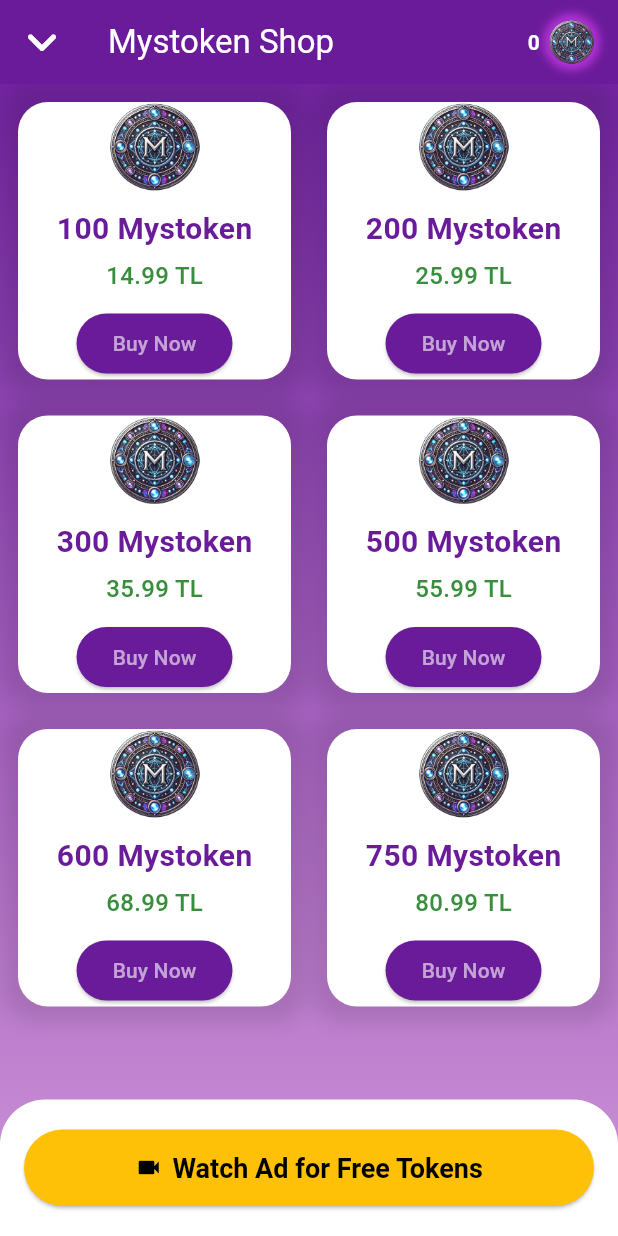
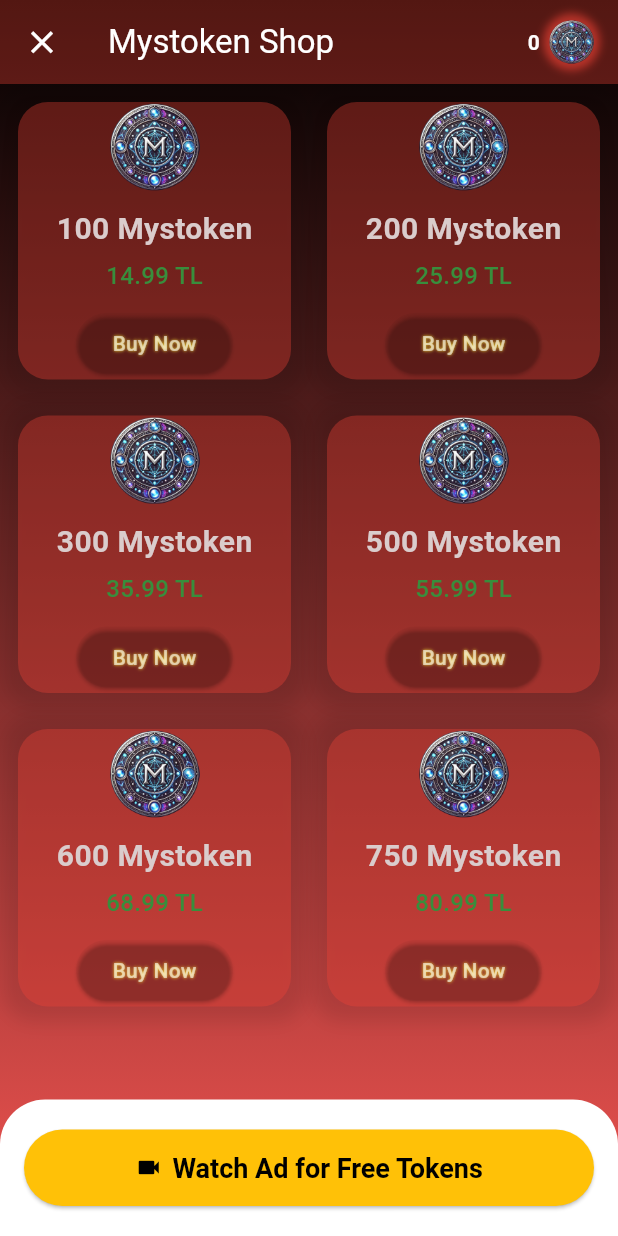
Before and after one commit to ErenBal1/gapsec-stories, a Flutter app: the ShopView screen opened directly, on a phone screen of 412 x 824 dp. Run offline on Flutter 3.47's test engine with Material 3 defaults, Android fonts, the phone set to English and light mode, and no system bars; our stand-ins replace adaptive_dialog, animated_splash_screen, animated_text_kit, carousel_slider, easy_localization, flutter_mobx and 8 more; missing offline and left inert: animated_glitch; accounts and stored records are empty; generated files the repository leaves out were written again.

```diff
--- a/lib/state/homse_state/home_state.dart
+++ b/lib/state/homse_state/home_state.dart
@@ -18,7 +18,7 @@ abstract class _HomeStateBase with Store {
   @action
   void goToPageBottomToTop(
       {required BuildContext context, required Widget page}) {
-    Navigator.push(context,
-        PageTransition(type: PageTransitionType.bottomToTop, child: page));
+    Navigator.push(
+        context, PageTransition(type: PageTransitionType.fade, child: page));
   }
 }
--- a/lib/state/shop_state/shop_state.dart
+++ b/lib/state/shop_state/shop_state.dart
@@ -59,7 +59,7 @@ abstract class _ShopStateBase with Store {
         context,
         PageTransition(
           child: Container(),
-          type: PageTransitionType.fade,
+          type: PageTransitionType.theme,
         ));
   }
 }
--- a/lib/utils/app_font.dart
+++ b/lib/utils/app_font.dart
@@ -2,12 +2,15 @@ import 'package:flutter/material.dart';
 import 'package:gapsec/utils/app_colors.dart';
 
 class AppFonts {
+  static var shopBuyButton = const TextStyle(
+      color: Colors.white60,
+      shadows: [Shadow(color: CustomColors.yellow, blurRadius: 2)]);
   static var mainMenuButton = const TextStyle(
     shadows: [
       BoxShadow(
-        color: CustomColors.red,
-        blurRadius: 30,
-        spreadRadius: 5,
+        color: CustomColors.white,
+        blurRadius: 3,
+        spreadRadius: 15,
       ),
       BoxShadow(
         color: CustomColors.black,
--- a/lib/view/main_menu_view.dart
+++ b/lib/view/main_menu_view.dart
@@ -3,10 +3,10 @@ import 'package:flutter/material.dart';
 import 'package:gapsec/cache/service/database_service.dart';
 import 'package:gapsec/state/homse_state/home_state.dart';
 import 'package:gapsec/state/shop_state/shop_state.dart';
+import 'package:gapsec/utils/app_font.dart';
 import 'package:gapsec/widgets/main_menu_widget/main_menu_buttons.dart';
 import 'package:gapsec/widgets/main_menu_widget/settings.dart';
 import 'package:gapsec/widgets/main_menu_widget/token_counter.dart';
-import 'package:neon/neon.dart';
 
 class MainMenuView extends StatelessWidget {
   final HomeState vm;
@@ -41,16 +41,7 @@ class MainMenuView extends StatelessWidget {
             mainAxisAlignment: MainAxisAlignment.start,
             crossAxisAlignment: CrossAxisAlignment.start,
             children: [
-              SafeArea(
-                child: Neon(
-                    glowing: true,
-                    text: 'Gapsec',
-                    color: Colors.red,
-                    fontSize: 30,
-                    font: NeonFont.Beon,
-                    flickeringText: true,
-                    flickeringLetters: const [0, 1, 2]),
-              ),
+              SafeArea(child: Text("GAPSEC", style: AppFonts.mainMenuTitle)),
               const SizedBox(
                 height: 30,
               ),
--- a/lib/view/shop_view.dart
+++ b/lib/view/shop_view.dart
@@ -5,6 +5,7 @@ import 'package:gapsec/adMobService/ad_mob_service.dart';
 import 'package:gapsec/cache/service/database_service.dart';
 import 'package:gapsec/state/shop_state/shop_state.dart';
 import 'package:gapsec/utils/app_colors.dart';
+import 'package:gapsec/utils/app_font.dart';
 import 'package:gapsec/utils/constants.dart';
 import 'package:gapsec/widgets/shop_view_widget/watch_ad_button.dart';
 import 'package:google_mobile_ads/google_mobile_ads.dart';
@@ -172,12 +173,14 @@ class _ShopViewState extends State<ShopView> {
       });
     }
 
+    const Color cardColor = CustomColors.storyCardColor;
+    Color cardTitleColor = const Color.fromARGB(255, 218, 204, 204);
     return Container(
       decoration: BoxDecoration(
         gradient: LinearGradient(
           begin: Alignment.topCenter,
           end: Alignment.bottomCenter,
-          colors: [Colors.purple[800]!, Colors.purple[200]!],
+          colors: [Colors.black, Colors.red[400]!],
         ),
       ),
       child: Scaffold(
@@ -186,13 +189,13 @@ class _ShopViewState extends State<ShopView> {
           leading: IconButton(
               onPressed: () => ss.goBack(context),
               icon: const Icon(
-                Icons.keyboard_arrow_down_rounded,
-                size: 40,
+                Icons.close,
+                size: 25,
                 color: CustomColors.white,
               )),
           title: const Text('Mystoken Shop',
               style: TextStyle(color: Colors.white)),
-          backgroundColor: Colors.purple[800],
+          backgroundColor: CustomColors.storyCardColor,
           elevation: 0,
           actions: [
             Padding(
@@ -218,7 +221,7 @@ class _ShopViewState extends State<ShopView> {
                       shape: BoxShape.circle,
                       boxShadow: [
                         BoxShadow(
-                          color: Colors.purpleAccent.withOpacity(0.6),
+                          color: Colors.red.withOpacity(0.6),
                           spreadRadius: 4,
                           blurRadius: 4,
                         )
@@ -272,7 +275,7 @@ class _ShopViewState extends State<ShopView> {
                     padding: const EdgeInsets.all(12.0),
                     child: Container(
                       decoration: BoxDecoration(
-                        color: Colors.white,
+                        color: cardColor,
                         borderRadius: BorderRadius.circular(20),
                         boxShadow: [
                           BoxShadow(
@@ -296,7 +299,7 @@ class _ShopViewState extends State<ShopView> {
                             style: TextStyle(
                               fontSize: 20,
                               fontWeight: FontWeight.bold,
-                              color: Colors.purple[800],
+                              color: cardTitleColor,
                             ),
                           ),
                           const SizedBox(height: 5),
@@ -317,15 +320,13 @@ class _ShopViewState extends State<ShopView> {
                                   amount: 100);
                             },
                             style: ElevatedButton.styleFrom(
-                              backgroundColor: Colors.purple[800],
+                              backgroundColor: CustomColors.transparent,
                               shape: RoundedRectangleBorder(
                                 borderRadius: BorderRadius.circular(30),
                               ),
                             ),
-                            child: const Text(
-                              'Buy Now',
-                              style: TextStyle(color: Colors.white60),
-                            ),
+                            child:
+                                Text('Buy Now', style: AppFonts.shopBuyButton),
                           ),
                         ],
                       ),
@@ -337,7 +338,7 @@ class _ShopViewState extends State<ShopView> {
                     padding: const EdgeInsets.all(12.0),
                     child: Container(
                       decoration: BoxDecoration(
-                        color: Colors.white,
+                        color: cardColor,
                         borderRadius: BorderRadius.circular(20),
                         boxShadow: [
                           BoxShadow(
@@ -361,7 +362,7 @@ class _ShopViewState extends State<ShopView> {
                             style: TextStyle(
                               fontSize: 20,
                               fontWeight: FontWeight.bold,
-                              color: Colors.purple[800],
+                              color: cardTitleColor,
                             ),
                           ),
                           const SizedBox(height: 5),
@@ -383,14 +384,14 @@ class _ShopViewState extends State<ShopView> {
                                   amount: 200);
                             },
                             style: ElevatedButton.styleFrom(
-                              backgroundColor: Colors.purple[800],
+                              backgroundColor: CustomColors.transparent,
                               shape: RoundedRectangleBorder(
                                 borderRadius: BorderRadius.circular(30),
                               ),
                             ),
-                            child: const Text(
+                            child: Text(
                               'Buy Now',
-                              style: TextStyle(color: Colors.white60),
+                              style: AppFonts.shopBuyButton,
                             ),
                           ),
                         ],
@@ -407,7 +408,7 @@ class _ShopViewState extends State<ShopView> {
                     padding: const EdgeInsets.all(12.0),
                     child: Container(
                       decoration: BoxDecoration(
-                        color: Colors.white,
+                        color: cardColor,
                         borderRadius: BorderRadius.circular(20),
                         boxShadow: [
                           BoxShadow(
@@ -431,7 +432,7 @@ class _ShopViewState extends State<ShopView> {
                             style: TextStyle(
                               fontSize: 20,
                               fontWeight: FontWeight.bold,
-                              color: Colors.purple[800],
+                              color: cardTitleColor,
                             ),
                           ),
                           const SizedBox(height: 5),
@@ -453,14 +454,14 @@ class _ShopViewState extends State<ShopView> {
                                   amount: 300);
                             },
                             style: ElevatedButton.styleFrom(
-                              backgroundColor: Colors.purple[800],
+                              backgroundColor: CustomColors.transparent,
                               shape: RoundedRectangleBorder(
                                 borderRadius: BorderRadius.circular(30),
                               ),
                             ),
-                            child: const Text(
+                            child: Text(
                               'Buy Now',
-                              style: TextStyle(color: Colors.white60),
+                              style: AppFonts.shopBuyButton,
                             ),
                           ),
                         ],
@@ -473,7 +474,7 @@ class _ShopViewState extends State<ShopView> {
                     padding: const EdgeInsets.all(12.0),
                     child: Container(
                       decoration: BoxDecoration(
-                        color: Colors.white,
+                        color: cardColor,
                         borderRadius: BorderRadius.circular(20),
                         boxShadow: [
                           BoxShadow(
@@ -497,7 +498,7 @@ class _ShopViewState extends State<ShopView> {
                             style: TextStyle(
                               fontSize: 20,
                               fontWeight: FontWeight.bold,
-                              color: Colors.purple[800],
+                              color: cardTitleColor,
                             ),
                           ),
                           const SizedBox(height: 5),
@@ -519,14 +520,14 @@ class _ShopViewState extends State<ShopView> {
                                   amount: 500);
                             },
                             style: ElevatedButton.styleFrom(
-                              backgroundColor: Colors.purple[800],
+                              backgroundColor: CustomColors.transparent,
                               shape: RoundedRectangleBorder(
                                 borderRadius: BorderRadius.circular(30),
                               ),
                             ),
-                            child: const Text(
+                            child: Text(
                               'Buy Now',
-                              style: TextStyle(color: Colors.white60),
+                              style: AppFonts.shopBuyButton,
                             ),
                           ),
                         ],
@@ -543,7 +544,7 @@ class _ShopViewState extends State<ShopView> {
                     padding: const EdgeInsets.all(12.0),
                     child: Container(
                       decoration: BoxDecoration(
-                        color: Colors.white,
+                        color: cardColor,
                         borderRadius: BorderRadius.circular(20),
                         boxShadow: [
                           BoxShadow(
@@ -567,7 +568,7 @@ class _ShopViewState extends State<ShopView> {
                             style: TextStyle(
                               fontSize: 20,
                               fontWeight: FontWeight.bold,
-                              color: Colors.purple[800],
+                              color: cardTitleColor,
                             ),
                           ),
                           const SizedBox(height: 5),
@@ -589,14 +590,14 @@ class _ShopViewState extends State<ShopView> {
                                   amount: 600);
                             },
                             style: ElevatedButton.styleFrom(
-                              backgroundColor: Colors.purple[800],
+                              backgroundColor: CustomColors.transparent,
                               shape: RoundedRectangleBorder(
                                 borderRadius: BorderRadius.circular(30),
                               ),
                             ),
-                            child: const Text(
+                            child: Text(
                               'Buy Now',
-                              style: TextStyle(color: Colors.white60),
+                              style: AppFonts.shopBuyButton,
                             ),
                           ),
                         ],
@@ -609,7 +610,7 @@ class _ShopViewState extends State<ShopView> {
                     padding: const EdgeInsets.all(12.0),
                     child: Container(
                       decoration: BoxDecoration(
-                        color: Colors.white,
+                        color: cardColor,
                         borderRadius: BorderRadius.circular(20),
                         boxShadow: [
                           BoxShadow(
@@ -633,7 +634,7 @@ class _ShopViewState extends State<ShopView> {
                             style: TextStyle(
                               fontSize: 20,
                               fontWeight: FontWeight.bold,
-                              color: Colors.purple[800],
+                              color: cardTitleColor,
                             ),
                           ),
                           const SizedBox(height: 5),
@@ -655,14 +656,14 @@ class _ShopViewState extends State<ShopView> {
                                   amount: 750);
                             },
                             style: ElevatedButton.styleFrom(
-                              backgroundColor: Colors.purple[800],
+                              backgroundColor: CustomColors.transparent,
                               shape: RoundedRectangleBorder(
                                 borderRadius: BorderRadius.circular(30),
                               ),
                             ),
-                            child: const Text(
+                            child: Text(
                               'Buy Now',
-                              style: TextStyle(color: Colors.white60),
+                              style: AppFonts.shopBuyButton,
                             ),
                           ),
                         ],
--- a/lib/view/stories_view.dart
+++ b/lib/view/stories_view.dart
@@ -9,10 +9,10 @@ import 'package:gapsec/stories/model/story_model.dart';
 import 'package:gapsec/utils/app_font.dart';
 import 'package:smooth_page_indicator/smooth_page_indicator.dart';
 import 'package:video_player/video_player.dart';
-import 'package:carousel_slider/carousel_slider.dart';
 import 'package:flutter_mobx/flutter_mobx.dart';
 import 'package:gapsec/utils/app_colors.dart';
 import 'package:gapsec/utils/constants.dart';
+import 'package:carousel_slider/carousel_slider.dart';
 
 class StoriesView extends StatefulWidget {
   const StoriesView({super.key});
@@ -28,7 +28,7 @@ class _StoriesViewState extends State<StoriesView>
   late VideoPlayerController mp3controller;
   late TabController tab1Controller;
   late TabController tab2Controller;
-  late CarouselController carouselController;
+  late CarouselSliderController carouselController;
   late TextTheme textTheme;
   final _databaseService = DatabaseService();
   int iconSelectedIndex = 0;
@@ -60,7 +60,7 @@ class _StoriesViewState extends State<StoriesView>
           });
         },
       );
-    carouselController = CarouselController();
+    carouselController = CarouselSliderController();
   }
 
   Future<void> _addTokens(int amount) async {
--- a/lib/widgets/main_menu_widget/settings.dart
+++ b/lib/widgets/main_menu_widget/settings.dart
@@ -36,7 +36,7 @@ class _SettingsButtonState extends State<SettingsButtons> {
           Column(
             crossAxisAlignment: CrossAxisAlignment.end,
             children: [
-              IconButton(
+              /* IconButton(
                 onPressed: () => hs.goToPageBottomToTop(
                     context: context, page: const ShopView()),
                 icon: const Icon(
@@ -44,7 +44,7 @@ class _SettingsButtonState extends State<SettingsButtons> {
                 ),
                 color: Colors.white,
                 iconSize: 30,
-              ),
+              ), */
               Row(
                 children: [
                   AnimatedContainer(
--- a/pubspec.yaml
+++ b/pubspec.yaml
@@ -28,7 +28,7 @@ dependencies:
   #Animated Tabs
   tab_container: ^3.5.3
   #Carousel Slider
-  carousel_slider: ^4.2.1
+  carousel_slider: ^5.0.0
   #Smooth Page Indicator
   smooth_page_indicator: ^1.2.0+3
   #Logger(print)
@@ -37,7 +37,7 @@ dependencies:
   awesome_snackbar_content: ^0.1.3
   isar: ^3.1.0+1
   isar_flutter_libs: ^3.1.0+1
-  path_provider: ^2.0.15
+  path_provider: ^2.1.4
 
   #Adaptive Dialog
   adaptive_dialog: ^2.1.0
@@ -64,7 +64,7 @@ dev_dependencies:
   #MOBX
   mobx_codegen: ^2.6.1
   isar_generator: ^3.1.0+1
-  build_runner: ^2.4.11
+  build_runner: ^2.4.12
 
 
 flutter:
```
Also changed, not shown: assets/images/arkaa.png (added), lib/cache/model/new_game_model/newgame_model.g.dart, pubspec.lock, 27 other files.
